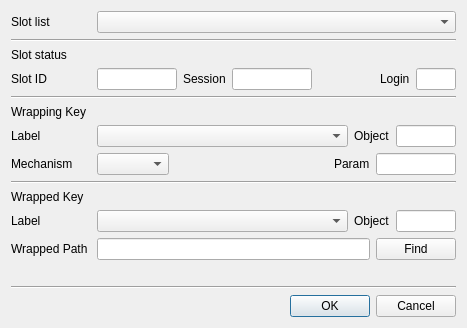
This is CryptokiMan/wrap_key_dlg.ui in jykim74/CryptokiMan as Qt 5 draws it before an edit. The edited form follows.
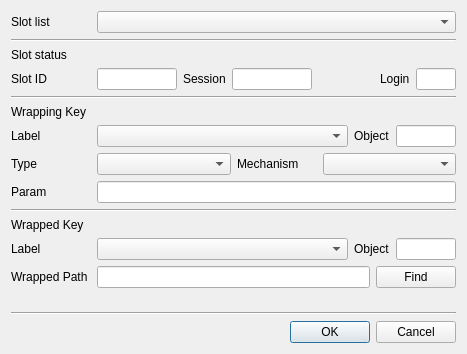
This is the edited form.

Patch:
```diff
--- a/CryptokiMan/wrap_key_dlg.ui
+++ b/CryptokiMan/wrap_key_dlg.ui
@@ -7,7 +7,7 @@
     <x>0</x>
     <y>0</y>
     <width>467</width>
-    <height>328</height>
+    <height>354</height>
    </rect>
   </property>
   <property name="windowTitle">
@@ -194,11 +194,30 @@
     </layout>
    </item>
    <item>
-    <layout class="QGridLayout" name="gridLayout_4">
+    <layout class="QGridLayout" name="gridLayout_7">
      <item row="0" column="1">
-      <widget class="QComboBox" name="mWrappingMechCombo"/>
+      <widget class="QComboBox" name="mWrappingTypeCombo"/>
      </item>
      <item row="0" column="0">
+      <widget class="QLabel" name="label_15">
+       <property name="minimumSize">
+        <size>
+         <width>80</width>
+         <height>0</height>
+        </size>
+       </property>
+       <property name="maximumSize">
+        <size>
+         <width>80</width>
+         <height>16777215</height>
+        </size>
+       </property>
+       <property name="text">
+        <string>Type</string>
+       </property>
+      </widget>
+     </item>
+     <item row="0" column="2">
       <widget class="QLabel" name="label_9">
        <property name="minimumSize">
         <size>
@@ -217,35 +236,41 @@
        </property>
       </widget>
      </item>
-     <item row="0" column="4">
-      <widget class="QLineEdit" name="mWrappingParamText">
-       <property name="maximumSize">
-        <size>
-         <width>80</width>
-         <height>16777215</height>
-        </size>
-       </property>
-      </widget>
-     </item>
      <item row="0" column="3">
+      <widget class="QComboBox" name="mWrappingMechCombo"/>
+     </item>
+    </layout>
+   </item>
+   <item>
+    <layout class="QGridLayout" name="gridLayout_4">
+     <item row="0" column="0">
       <widget class="QLabel" name="label_10">
+       <property name="minimumSize">
+        <size>
+         <width>80</width>
+         <height>0</height>
+        </size>
+       </property>
+       <property name="maximumSize">
+        <size>
+         <width>80</width>
+         <height>16777215</height>
+        </size>
+       </property>
        <property name="text">
         <string>Param</string>
        </property>
       </widget>
      </item>
-     <item row="0" column="2">
-      <spacer name="horizontalSpacer_3">
-       <property name="orientation">
-        <enum>Qt::Horizontal</enum>
-       </property>
-       <property name="sizeHint" stdset="0">
+     <item row="0" column="1" colspan="2">
+      <widget class="QLineEdit" name="mWrappingParamText">
+       <property name="maximumSize">
         <size>
-         <width>40</width>
-         <height>20</height>
+         <width>16777215</width>
+         <height>16777215</height>
         </size>
        </property>
-      </spacer>
+      </widget>
      </item>
     </layout>
    </item>
```
